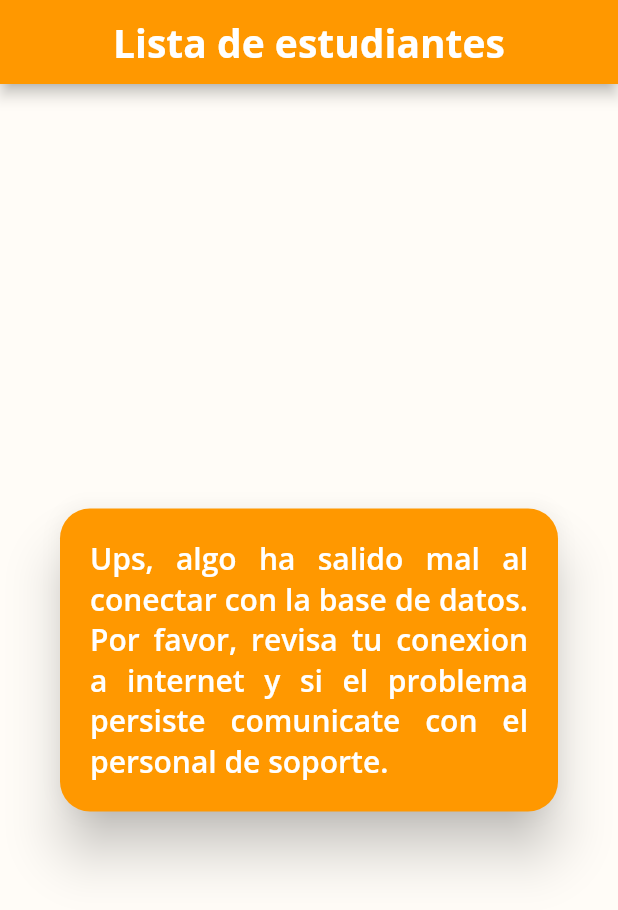
After one commit to crijumubu/MobileDevelopment, a Flutter app: the AppExceptionContent screen opened directly, on a phone screen of 412 x 824 dp. The commit adds this screen. Shown: the top 910 px of the screen. Run offline on Flutter 3.47's test engine with Material 2 defaults, Android fonts, the phone set to English and light mode, and no system bars; our stand-ins replace google_fonts, math_expressions; missing offline and left inert: mongo_dart.

Commit message:
Manejo de errores a la hora conectar con la base de datos

```diff
--- a/users_list/lib/Resources/Body.dart
+++ b/users_list/lib/Resources/App.dart
@@ -3,11 +3,11 @@ import 'package:google_fonts/google_fonts.dart';
 import 'Card.dart' as identification;
 import 'Student.dart';
 
-class Body extends StatelessWidget{
+class App extends StatelessWidget{
 
   List<Student> students;
 
-  Body(this.students, {super.key});
+  App(this.students, {super.key});
 
   List<Widget> _createChildren(){
     List<Widget> cards = [];
@@ -24,6 +24,8 @@ class Body extends StatelessWidget{
 
     return Scaffold(
 
+      backgroundColor: const Color.fromRGBO(255, 252, 247, 1),
+
       appBar: AppBar(
 
         centerTitle: true,
--- /dev/null
+++ b/users_list/lib/Resources/AppException.dart
@@ -0,0 +1,47 @@
+import 'package:flutter/material.dart';
+import 'package:google_fonts/google_fonts.dart';
+
+class AppExceptionContent extends StatelessWidget {
+
+  const AppExceptionContent({super.key});
+
+  @override
+  Widget build(BuildContext context) {
+
+    return Scaffold(
+
+      backgroundColor: const Color.fromRGBO(255, 252, 247, 1),
+
+      appBar: AppBar(
+
+        centerTitle: true,
+        title: Text('Lista de estudiantes', style: GoogleFonts.openSans(fontSize: 26, fontWeight: FontWeight.w700, color: Colors.white),
+        ),
+      ),
+
+      body: Column(
+
+        mainAxisAlignment: MainAxisAlignment.center,
+
+        children: [
+          Padding(
+
+            padding: const EdgeInsets.only(right: 40, left: 40),
+            child: PhysicalModel(
+
+              color: Colors.orange,
+              elevation: 15,
+              shadowColor: Colors.black,
+              borderRadius: BorderRadius.circular(20),
+
+              child: Padding(
+                padding: const EdgeInsets.all(20),
+                child: Text('Ups, algo ha salido mal al conectar con la base de datos. Por favor, revisa tu conexion a internet y si el problema persiste comunicate con el personal de soporte.', style: GoogleFonts.openSans(fontSize: 20, fontWeight: FontWeight.w600, color: Colors.white), textAlign: TextAlign.justify),
+              ),
+            ),
+          ),
+        ],
+      ),
+    );
+  }
+}
--- a/users_list/lib/main.dart
+++ b/users_list/lib/main.dart
@@ -1,18 +1,25 @@
 import 'package:flutter/material.dart';
-import './Resources/Body.dart' as design;
+import './Resources/App.dart' as design;
 import './Resources/Student.dart';
 import './Resources/Database/Mongo.dart';
+import 'Resources/AppException.dart';
 
 List<Student> students = [];
 
 void main() async{
 
   WidgetsFlutterBinding.ensureInitialized();
-  await Mongo.connect();
-  var data = await Mongo.getDocuments();
-  makeStudents(data);
 
-  runApp(const MyApp());
+  try{
+
+    await Mongo.connect();
+    var data = await Mongo.getDocuments();
+    makeStudents(data);
+    runApp(const MyApp());
+  }catch (e){
+
+    runApp(const MyAppException());
+  }
 }
 
 void makeStudents(List data){
@@ -32,8 +39,24 @@ class MyApp extends StatelessWidget {
 
         title: 'Lista de estudiantes',
         theme: ThemeData(primarySwatch: Colors.orange),
-        home: design.Body(students),
+        home: design.App(students),
       debugShowCheckedModeBanner: false
     );
   }
 }
+
+class MyAppException extends StatelessWidget{
+  const MyAppException({super.key});
+
+  @override
+  Widget build(BuildContext context) {
+
+    return MaterialApp(
+
+        title: 'Error de ejecucion de la lista de estudiantes',
+        theme: ThemeData(primarySwatch: Colors.orange),
+        home: const AppExceptionContent(),
+        debugShowCheckedModeBanner: false
+    );
+  }
+}
```
